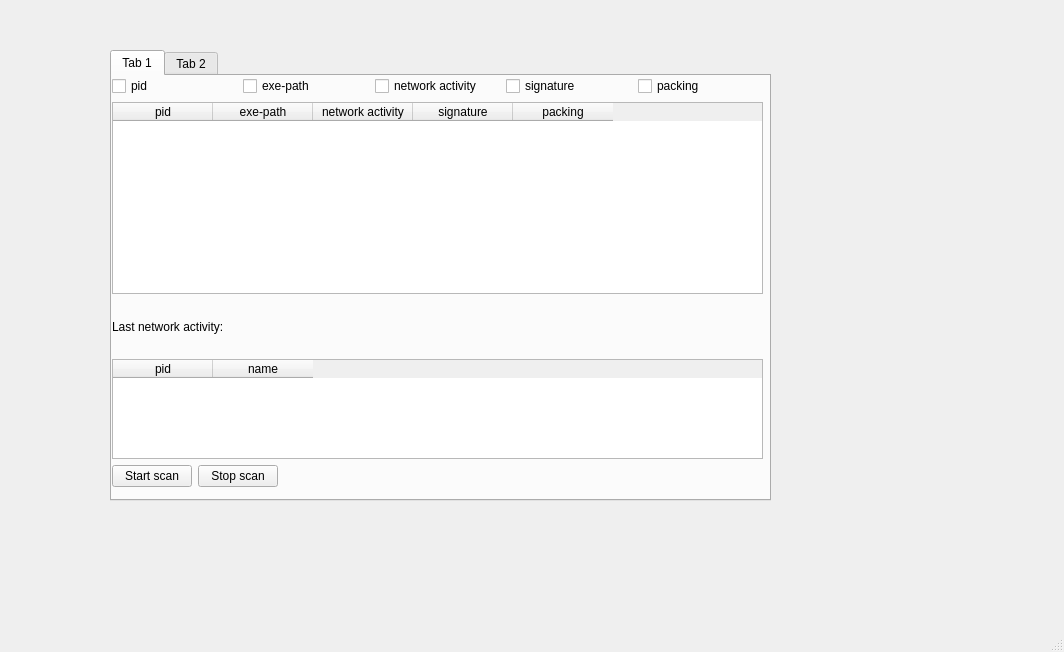
maximss635/SPBPU-MSPZA, file gui/main_window.ui: the form before one commit.
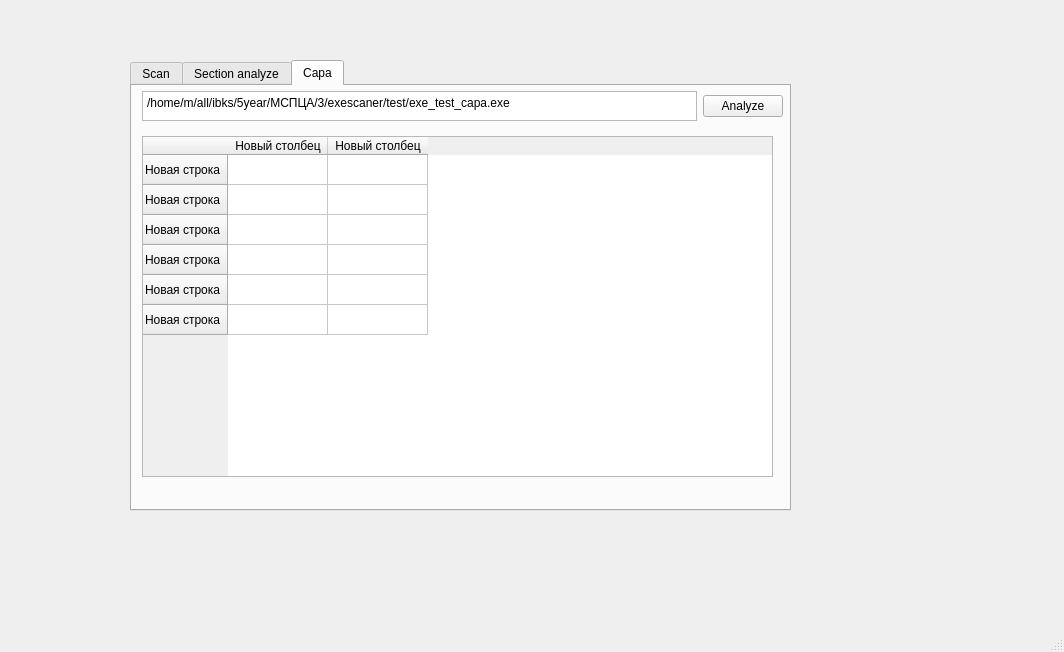
The form after the commit. The open tabs and pages were chosen to show the change.

Diff of the .ui file:
```diff
--- a/gui/main_window.ui
+++ b/gui/main_window.ui
@@ -17,8 +17,8 @@
    <widget class="QTabWidget" name="tabWidget">
     <property name="geometry">
      <rect>
-      <x>110</x>
-      <y>50</y>
+      <x>130</x>
+      <y>60</y>
       <width>661</width>
       <height>451</height>
      </rect>
@@ -28,9 +28,9 @@
     </property>
     <widget class="QWidget" name="tab">
      <attribute name="title">
-      <string>Tab 1</string>
+      <string>Scan</string>
      </attribute>
-     <widget class="QWidget" name="">
+     <widget class="QWidget" name="layoutWidget">
       <property name="geometry">
        <rect>
         <x>0</x>
@@ -175,7 +175,7 @@
     </widget>
     <widget class="QWidget" name="tab_2">
      <attribute name="title">
-      <string>Tab 2</string>
+      <string>Section analyze</string>
      </attribute>
      <widget class="QWidget" name="">
       <property name="geometry">
@@ -240,8 +240,115 @@
       </layout>
      </widget>
     </widget>
+    <widget class="QWidget" name="tab_3">
+     <attribute name="title">
+      <string>Capa</string>
+     </attribute>
+     <widget class="QLabel" name="label_7">
+      <property name="geometry">
+       <rect>
+        <x>50</x>
+        <y>270</y>
+        <width>51</width>
+        <height>14</height>
+       </rect>
+      </property>
+      <property name="text">
+       <string/>
+      </property>
+     </widget>
+     <widget class="QWidget" name="">
+      <property name="geometry">
+       <rect>
+        <x>10</x>
+        <y>0</y>
+        <width>641</width>
+        <height>41</height>
+       </rect>
+      </property>
+      <layout class="QHBoxLayout" name="horizontalLayout_7">
+       <item>
+        <widget class="QTextEdit" name="textEdit">
+         <property name="maximumSize">
+          <size>
+           <width>16777215</width>
+           <height>30</height>
+          </size>
+         </property>
+         <property name="html">
+          <string>&lt;!DOCTYPE HTML PUBLIC &quot;-//W3C//DTD HTML 4.0//EN&quot; &quot;http://www.w3.org/TR/REC-html40/strict.dtd&quot;&gt;
+&lt;html&gt;&lt;head&gt;&lt;meta name=&quot;qrichtext&quot; content=&quot;1&quot; /&gt;&lt;meta charset=&quot;utf-8&quot; /&gt;&lt;style type=&quot;text/css&quot;&gt;
+p, li { white-space: pre-wrap; }
+hr { height: 1px; border-width: 0; }
+li.unchecked::marker { content: &quot;\2610&quot;; }
+li.checked::marker { content: &quot;\2612&quot;; }
+&lt;/style&gt;&lt;/head&gt;&lt;body style=&quot; font-family:'Sans Serif'; font-size:9pt; font-weight:400; font-style:normal;&quot;&gt;
+&lt;p style=&quot; margin-top:0px; margin-bottom:0px; margin-left:0px; margin-right:0px; -qt-block-indent:0; text-indent:0px;&quot;&gt;/home/m/all/ibks/5year/МСПЦА/3/exescaner/test/exe_test_capa.exe&lt;/p&gt;&lt;/body&gt;&lt;/html&gt;</string>
+         </property>
+        </widget>
+       </item>
+       <item>
+        <widget class="QPushButton" name="button_capa_analyze">
+         <property name="text">
+          <string>Analyze</string>
+         </property>
+        </widget>
+       </item>
+      </layout>
+     </widget>
+     <widget class="QTableWidget" name="capa_table">
+      <property name="geometry">
+       <rect>
+        <x>10</x>
+        <y>50</y>
+        <width>631</width>
+        <height>341</height>
+       </rect>
+      </property>
+      <row>
+       <property name="text">
+        <string>Новая строка</string>
+       </property>
+      </row>
+      <row>
+       <property name="text">
+        <string>Новая строка</string>
+       </property>
+      </row>
+      <row>
+       <property name="text">
+        <string>Новая строка</string>
+       </property>
+      </row>
+      <row>
+       <property name="text">
+        <string>Новая строка</string>
+       </property>
+      </row>
+      <row>
+       <property name="text">
+        <string>Новая строка</string>
+       </property>
+      </row>
+      <row>
+       <property name="text">
+        <string>Новая строка</string>
+       </property>
+      </row>
+      <column>
+       <property name="text">
+        <string>Новый столбец</string>
+       </property>
+      </column>
+      <column>
+       <property name="text">
+        <string>Новый столбец</string>
+       </property>
+      </column>
+     </widget>
+    </widget>
    </widget>
-   <widget class="QWidget" name="">
+   <widget class="QWidget" name="layoutWidget">
     <property name="geometry">
      <rect>
       <x>0</x>
```
Left out of the diff: 2 changed lines with no effect on the pictures.
